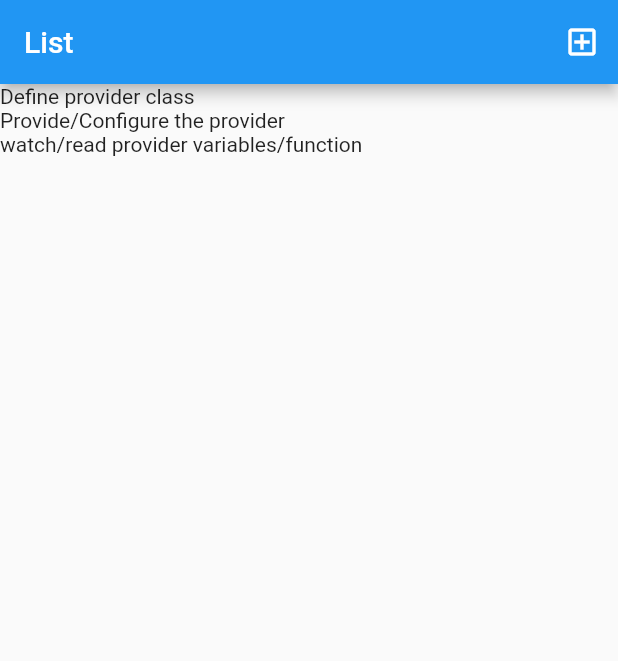
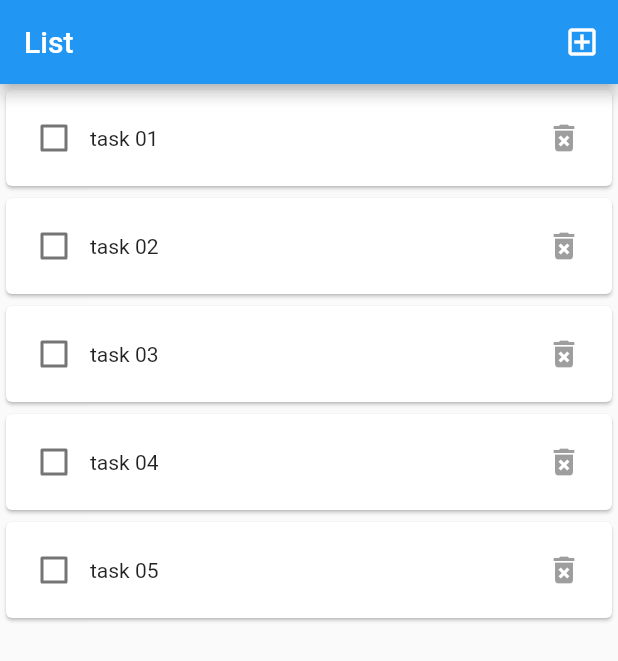
Before and after one commit to Yousefq80/Flutter-Provider-TodoApp, a Flutter app: the screen it shows after launch, on a phone screen of 412 x 824 dp. Shown: the top 661 px of the screen. Run offline on Flutter 3.47's test engine with Material 2 defaults, Android fonts, the phone set to English and light mode, and no system bars; our stand-ins replace go_router.

Commit message:
Task is done

```diff
--- /dev/null
+++ b/lib/models/task_model.dart
@@ -0,0 +1,6 @@
+class Taskmodel {
+  String task;
+  bool iscompleted;
+
+  Taskmodel({required this.task, required this.iscompleted});
+}
--- a/lib/pages/list_page.dart
+++ b/lib/pages/list_page.dart
@@ -23,8 +23,35 @@ class ListPage extends StatelessWidget {
       ),
       body: ListView.builder(
           itemCount: context.watch<TaskProvider>().tasks.length,
-          itemBuilder: (context, index) =>
-              Text(context.watch<TaskProvider>().tasks[index])),
+          itemBuilder: (context, index) => Card(
+                  child: Padding(
+                padding: const EdgeInsets.all(8.0),
+                child: Row(
+                  children: [
+                    Checkbox(
+                      value: context
+                          .watch<TaskProvider>()
+                          .tasks[index]
+                          .iscompleted,
+                      onChanged: (value) {
+                        context.read<TaskProvider>().changestatus(index);
+                      },
+                    ),
+                    Text(context.watch<TaskProvider>().tasks[index].task),
+                    Spacer(),
+                    if (!context.watch<TaskProvider>().tasks[index].iscompleted)
+                      IconButton(
+                          onPressed: null, icon: Icon(Icons.delete_forever))
+                    else
+                      IconButton(
+                          onPressed: () {
+                            var taskprovider = context.read<TaskProvider>();
+                            taskprovider.deletetask(index);
+                          },
+                          icon: Icon(Icons.delete)),
+                  ],
+                ),
+              ))),
     );
   }
 }
--- a/lib/providers/to_doprovider.dart
+++ b/lib/providers/to_doprovider.dart
@@ -1,14 +1,33 @@
-import 'package:flutter/material.dart' show ChangeNotifier;
+import 'package:flutter/material.dart';
+import 'package:tasklist/models/task_model.dart';
 
 class TaskProvider extends ChangeNotifier {
-  List<String> tasks = [
-    "Define provider class",
-    "Provide/Configure the provider",
-    "watch/read provider variables/function",
+  List<Taskmodel> tasks = [
+    // "do task1",
+    // "do task2",
+    // "do task3",
+    // "do task4",
+    // "do task5",
+    Taskmodel(task: "task 01", iscompleted: false),
+    Taskmodel(task: "task 02", iscompleted: false),
+    Taskmodel(task: "task 03", iscompleted: false),
+    Taskmodel(task: "task 04", iscompleted: false),
+    Taskmodel(task: "task 05", iscompleted: false),
   ];
 
   void addTask(String task) {
-    tasks.add(task);
+    Taskmodel taskslist = Taskmodel(task: task, iscompleted: false);
+    tasks.add(taskslist);
+    notifyListeners();
+  }
+
+  void changestatus(int index) {
+    tasks[index].iscompleted = !tasks[index].iscompleted;
+    notifyListeners();
+  }
+
+  void deletetask(int index) {
+    tasks.removeAt(index);
     notifyListeners();
   }
 }
--- /dev/null
+++ b/lib/widgets/task_card.dart
@@ -0,0 +1,2 @@
+import 'package:flutter/src/widgets/container.dart';
+import 'package:flutter/src/widgets/framework.dart';
```
